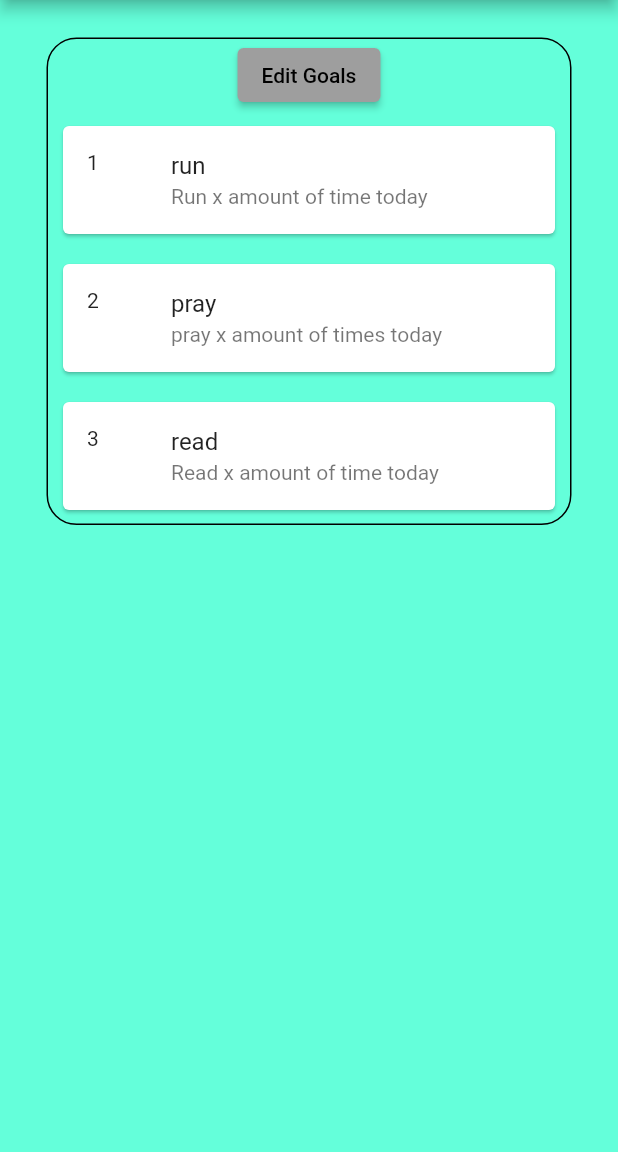
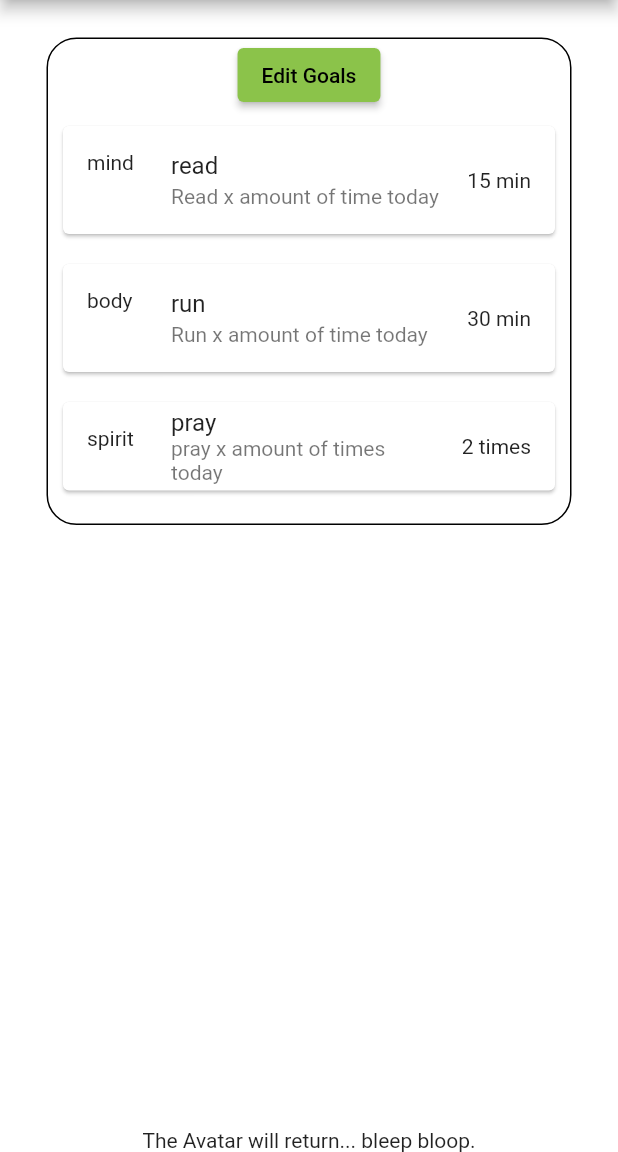
Before and after one commit to Zuzuni7/Mibos, a Flutter app: the screen it shows after launch, on a phone screen of 412 x 824 dp, the part 84-1236 px from its top. Run offline on Flutter 3.47's test engine with Material 2 defaults, Android fonts, the phone set to English and light mode, and no system bars.

Commit message:
Started adding form input and layout

```diff
--- a/assets/data.json
+++ b/assets/data.json
@@ -2,27 +2,27 @@
     "goals": [
         {
             "id": "1",
+            "name": "read",
+            "type": "mind",
+            "details": "Read x amount of time today",
+            "mType": "min",
+            "mAmt": "15"
+        },
+        {
+            "id": "2",
             "name": "run",
             "type": "body",
             "details": "Run x amount of time today",
             "mType": "min",
-        "mAmt":"30"
+            "mAmt": "30"
         },
         {
-        "id": "2",
+            "id": "3",
             "name": "pray",
             "type": "spirit",
             "details": "pray x amount of times today",
-        "mType": "count",
+            "mType": "times",
             "mAmt": "2"
-      },
-      {
-        "id": "3",
-        "name": "read",
-        "type": "mind",
-        "details": "Read x amount of time today",
-        "mType": "min",
-        "mAmt":"15"
         }
     ]
 }
--- /dev/null
+++ b/lib/avatar.dart
@@ -0,0 +1,31 @@
+import 'package:flutter/material.dart';
+
+class Avatar extends StatefulWidget {
+  const Avatar({Key? key}) : super(key: key);
+
+  @override
+  _AvatarState createState() => _AvatarState();
+}
+
+class _AvatarState extends State<Avatar> with SingleTickerProviderStateMixin {
+  late AnimationController _controller;
+
+  @override
+  void initState() {
+    super.initState();
+    _controller = AnimationController(vsync: this);
+  }
+
+  @override
+  void dispose() {
+    super.dispose();
+    _controller.dispose();
+  }
+
+  @override
+  Widget build(BuildContext context) {
+    return Container(
+      child: Text('The Avatar will return... bleep bloop.'),
+    );
+  }
+}
--- a/lib/card_component.dart
+++ b/lib/card_component.dart
@@ -4,7 +4,6 @@ import 'dart:convert';
 
 import 'package:flutter/services.dart';
 import 'package:mibos_app/goal_screen.dart';
-import 'goal.dart';
 
 class CardComponent extends StatefulWidget {
   const CardComponent({Key? key}) : super(key: key);
@@ -69,7 +68,10 @@ class _CardState extends State<CardComponent> {
                       return Card(
                         margin: const EdgeInsets.all(10),
                         child: ListTile(
-                          leading: Text(_items[index]["id"]),
+                          leading: Text(_items[index]["type"]),
+                          trailing: Text(_items[index]["mAmt"] +
+                              " " +
+                              _items[index]["mType"]),
                           title: Text(_items[index]["name"]),
                           subtitle: Text(_items[index]["details"]),
                         ),
--- a/lib/home_screen.dart
+++ b/lib/home_screen.dart
@@ -1,6 +1,7 @@
 import 'package:flutter/cupertino.dart';
 import 'package:flutter/material.dart';
 import 'card_component.dart';
+import 'avatar.dart';
 
 class HomePage extends StatelessWidget {
   @override
@@ -14,7 +15,13 @@ class HomePage extends StatelessWidget {
         child: CardComponent(),
         alignment: Alignment.topCenter,
       ),
-      backgroundColor: Colors.tealAccent,
+      backgroundColor: Colors.white,
+      //The Avatar GIF needs to be extrapolated
+      bottomNavigationBar: Container(
+          height: 100,
+          width: MediaQuery.of(context).size.width,
+          alignment: Alignment.bottomCenter,
+          child: Avatar()),
     );
   }
 }
--- a/lib/main.dart
+++ b/lib/main.dart
@@ -13,7 +13,7 @@ class MyApp extends StatelessWidget {
     return MaterialApp(
       title: 'Home Screen',
       theme: ThemeData(
-        primarySwatch: Colors.grey,
+        primarySwatch: Colors.lightGreen,
       ),
       home: HomePage(),
       initialRoute: ',',
```
Also changed, not shown: lib/goal_screen.dart (+33 -4 lines). Lines whose indentation alone changed are shown as unchanged.
